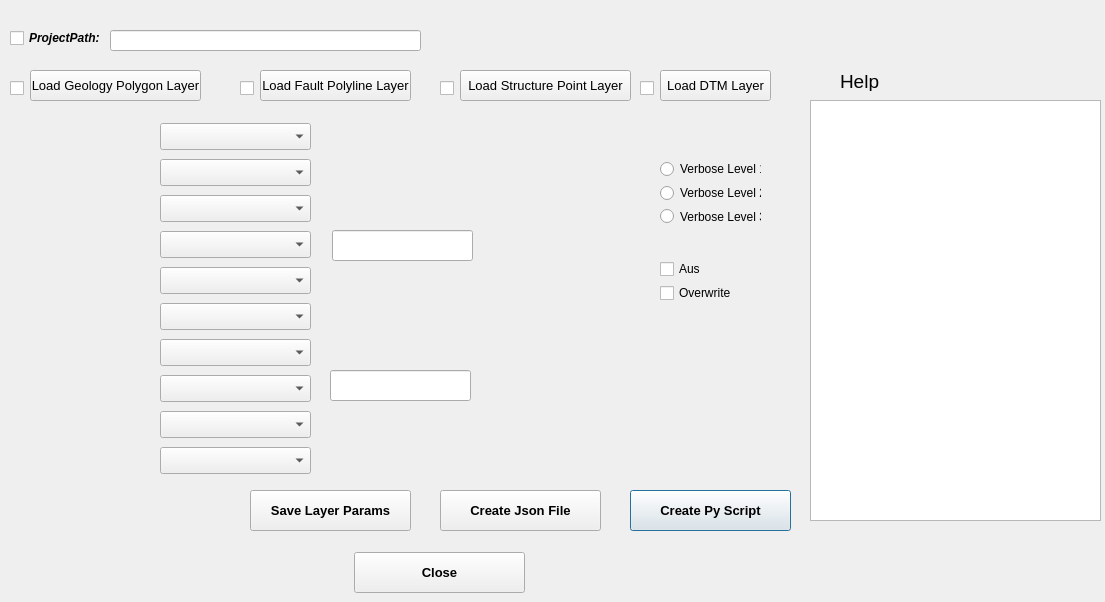
This is loop_plugin_dialog_base.ui in ShebMichel/qgis-loopplugin as Qt 5 draws it before an edit. The edited form follows.
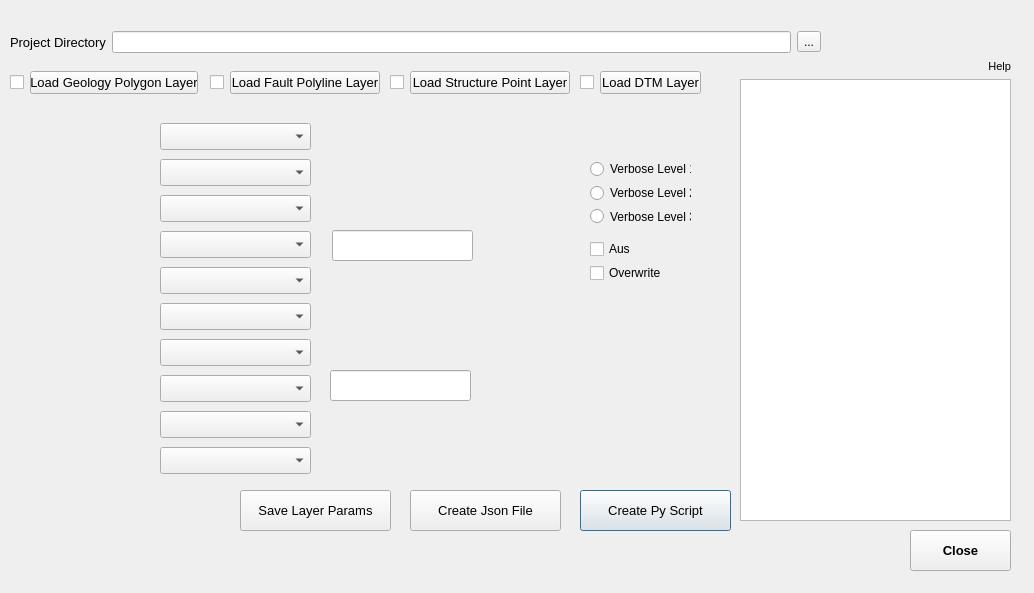
This is the edited form.

```diff
--- a/loop_plugin_dialog_base.ui
+++ b/loop_plugin_dialog_base.ui
@@ -6,104 +6,47 @@
    <rect>
     <x>0</x>
     <y>0</y>
-    <width>1105</width>
-    <height>602</height>
+    <width>1034</width>
+    <height>593</height>
    </rect>
   </property>
   <property name="windowTitle">
    <string>Loop processor</string>
   </property>
-  <widget class="QLineEdit" name="SearchFolder">
-   <property name="geometry">
-    <rect>
-     <x>110</x>
-     <y>30</y>
-     <width>311</width>
-     <height>21</height>
-    </rect>
-   </property>
-   <property name="frame">
-    <bool>true</bool>
-   </property>
-   <property name="placeholderText">
-    <string/>
-   </property>
-  </widget>
   <widget class="QPushButton" name="CreatePyButton">
    <property name="geometry">
     <rect>
-     <x>630</x>
+     <x>580</x>
      <y>490</y>
-     <width>161</width>
+     <width>151</width>
      <height>41</height>
     </rect>
    </property>
    <property name="font">
     <font>
      <pointsize>10</pointsize>
-     <weight>75</weight>
-     <bold>true</bold>
+     <weight>50</weight>
+     <bold>false</bold>
     </font>
    </property>
    <property name="text">
     <string>Create Py Script</string>
    </property>
   </widget>
-  <widget class="QCheckBox" name="Folder_checkBox">
-   <property name="geometry">
-    <rect>
-     <x>10</x>
-     <y>30</y>
-     <width>111</width>
-     <height>16</height>
-    </rect>
-   </property>
-   <property name="font">
-    <font>
-     <pointsize>9</pointsize>
-     <weight>75</weight>
-     <italic>true</italic>
-     <bold>true</bold>
-    </font>
-   </property>
-   <property name="text">
-    <string>ProjectPath:</string>
-   </property>
-  </widget>
-  <widget class="QPushButton" name="GeolButton">
-   <property name="geometry">
-    <rect>
-     <x>30</x>
-     <y>70</y>
-     <width>171</width>
-     <height>31</height>
-    </rect>
-   </property>
-   <property name="font">
-    <font>
-     <pointsize>10</pointsize>
-     <weight>50</weight>
-     <bold>false</bold>
-    </font>
-   </property>
-   <property name="text">
-    <string>Load Geology Polygon Layer</string>
-   </property>
-  </widget>
   <widget class="QPushButton" name="Save_pushButton">
    <property name="geometry">
     <rect>
-     <x>250</x>
+     <x>240</x>
      <y>490</y>
-     <width>161</width>
+     <width>151</width>
      <height>41</height>
     </rect>
    </property>
    <property name="font">
     <font>
      <pointsize>10</pointsize>
-     <weight>75</weight>
-     <bold>true</bold>
+     <weight>50</weight>
+     <bold>false</bold>
     </font>
    </property>
    <property name="text">
@@ -113,63 +56,23 @@
   <widget class="QPushButton" name="Json_pushButton">
    <property name="geometry">
     <rect>
-     <x>440</x>
+     <x>410</x>
      <y>490</y>
-     <width>161</width>
+     <width>151</width>
      <height>41</height>
     </rect>
    </property>
    <property name="font">
     <font>
      <pointsize>10</pointsize>
-     <weight>75</weight>
-     <bold>true</bold>
+     <weight>50</weight>
+     <bold>false</bold>
     </font>
    </property>
    <property name="text">
     <string>Create Json File</string>
    </property>
   </widget>
-  <widget class="QPushButton" name="FaultButton">
-   <property name="geometry">
-    <rect>
-     <x>260</x>
-     <y>70</y>
-     <width>151</width>
-     <height>31</height>
-    </rect>
-   </property>
-   <property name="font">
-    <font>
-     <pointsize>10</pointsize>
-     <weight>50</weight>
-     <bold>false</bold>
-    </font>
-   </property>
-   <property name="text">
-    <string>Load Fault Polyline Layer</string>
-   </property>
-  </widget>
-  <widget class="QPushButton" name="StructButton">
-   <property name="geometry">
-    <rect>
-     <x>460</x>
-     <y>70</y>
-     <width>171</width>
-     <height>31</height>
-    </rect>
-   </property>
-   <property name="font">
-    <font>
-     <pointsize>10</pointsize>
-     <weight>50</weight>
-     <bold>false</bold>
-    </font>
-   </property>
-   <property name="text">
-    <string>Load Structure Point Layer</string>
-   </property>
-  </widget>
   <widget class="QLineEdit" name="Sill_LineEditor">
    <property name="geometry">
     <rect>
@@ -219,9 +122,9 @@
   <widget class="QPushButton" name="btnPush">
    <property name="geometry">
     <rect>
-     <x>354</x>
-     <y>552</y>
-     <width>171</width>
+     <x>910</x>
+     <y>530</y>
+     <width>101</width>
      <height>41</height>
     </rect>
    </property>
@@ -236,39 +139,6 @@
     <string>Close</string>
    </property>
   </widget>
-  <widget class="QPushButton" name="DTMButton">
-   <property name="geometry">
-    <rect>
-     <x>660</x>
-     <y>70</y>
-     <width>111</width>
-     <height>31</height>
-    </rect>
-   </property>
-   <property name="font">
-    <font>
-     <pointsize>10</pointsize>
-     <weight>50</weight>
-     <bold>false</bold>
-    </font>
-   </property>
-   <property name="text">
-    <string>Load DTM Layer</string>
-   </property>
-  </widget>
-  <widget class="QLabel" name="Help_Label">
-   <property name="geometry">
-    <rect>
-     <x>840</x>
-     <y>70</y>
-     <width>150</width>
-     <height>21</height>
-    </rect>
-   </property>
-   <property name="text">
-    <string>&lt;html&gt;&lt;head/&gt;&lt;body&gt;&lt;p&gt;&lt;span style=&quot; font-size:14pt;&quot;&gt;Help&lt;/span&gt;&lt;/p&gt;&lt;/body&gt;&lt;/html&gt;</string>
-   </property>
-  </widget>
   <widget class="QWidget" name="layoutWidget">
    <property name="geometry">
     <rect>
@@ -394,68 +264,6 @@
     </item>
    </layout>
   </widget>
-  <widget class="QCheckBox" name="Geology_checkBox">
-   <property name="geometry">
-    <rect>
-     <x>10</x>
-     <y>80</y>
-     <width>31</width>
-     <height>17</height>
-    </rect>
-   </property>
-   <property name="text">
-    <string/>
-   </property>
-  </widget>
-  <widget class="QCheckBox" name="Fault_checkBox">
-   <property name="geometry">
-    <rect>
-     <x>240</x>
-     <y>80</y>
-     <width>31</width>
-     <height>17</height>
-    </rect>
-   </property>
-   <property name="text">
-    <string/>
-   </property>
-  </widget>
-  <widget class="QCheckBox" name="Structure_checkBox">
-   <property name="geometry">
-    <rect>
-     <x>440</x>
-     <y>80</y>
-     <width>31</width>
-     <height>17</height>
-    </rect>
-   </property>
-   <property name="text">
-    <string/>
-   </property>
-  </widget>
-  <widget class="QCheckBox" name="DTM_checkBox">
-   <property name="geometry">
-    <rect>
-     <x>640</x>
-     <y>80</y>
-     <width>31</width>
-     <height>17</height>
-    </rect>
-   </property>
-   <property name="text">
-    <string/>
-   </property>
-  </widget>
-  <widget class="QTextEdit" name="Help_TextEdit">
-   <property name="geometry">
-    <rect>
-     <x>810</x>
-     <y>100</y>
-     <width>291</width>
-     <height>421</height>
-    </rect>
-   </property>
-  </widget>
   <widget class="QLabel" name="moving_Label_1">
    <property name="geometry">
     <rect>
@@ -586,10 +394,10 @@
     <string/>
    </property>
   </widget>
-  <widget class="QWidget" name="">
+  <widget class="QWidget" name="layoutWidget">
    <property name="geometry">
     <rect>
-     <x>660</x>
+     <x>590</x>
      <y>160</y>
      <width>101</width>
      <height>65</height>
@@ -619,11 +427,11 @@
     </item>
    </layout>
   </widget>
-  <widget class="QWidget" name="">
+  <widget class="QWidget" name="layoutWidget">
    <property name="geometry">
     <rect>
-     <x>660</x>
-     <y>260</y>
+     <x>590</x>
+     <y>240</y>
      <width>73</width>
      <height>42</height>
     </rect>
@@ -645,6 +453,210 @@
     </item>
    </layout>
   </widget>
+  <widget class="QWidget" name="layoutWidget">
+   <property name="geometry">
+    <rect>
+     <x>740</x>
+     <y>60</y>
+     <width>271</width>
+     <height>461</height>
+    </rect>
+   </property>
+   <layout class="QVBoxLayout" name="verticalLayout_4">
+    <item>
+     <widget class="QLabel" name="Help_Label">
+      <property name="font">
+       <font>
+        <pointsize>10</pointsize>
+       </font>
+      </property>
+      <property name="text">
+       <string>&lt;html&gt;&lt;head/&gt;&lt;body&gt;&lt;p align=&quot;right&quot;&gt;&lt;span style=&quot; font-size:8pt;&quot;&gt;Help&lt;/span&gt;&lt;/p&gt;&lt;/body&gt;&lt;/html&gt;</string>
+      </property>
+     </widget>
+    </item>
+    <item>
+     <widget class="QTextEdit" name="Help_TextEdit"/>
+    </item>
+   </layout>
+  </widget>
+  <widget class="QWidget" name="layoutWidget">
+   <property name="geometry">
+    <rect>
+     <x>10</x>
+     <y>30</y>
+     <width>811</width>
+     <height>24</height>
+    </rect>
+   </property>
+   <layout class="QHBoxLayout" name="horizontalLayout_2">
+    <item>
+     <widget class="QLabel" name="Project_Label">
+      <property name="font">
+       <font>
+        <pointsize>10</pointsize>
+       </font>
+      </property>
+      <property name="text">
+       <string>Project Directory</string>
+      </property>
+     </widget>
+    </item>
+    <item>
+     <layout class="QHBoxLayout" name="horizontalLayout">
+      <item>
+       <widget class="QLineEdit" name="SearchFolder">
+        <property name="frame">
+         <bool>true</bool>
+        </property>
+        <property name="placeholderText">
+         <string/>
+        </property>
+       </widget>
+      </item>
+      <item>
+       <widget class="QToolButton" name="FolderSearch_Button">
+        <property name="text">
+         <string>...</string>
+        </property>
+       </widget>
+      </item>
+     </layout>
+    </item>
+   </layout>
+  </widget>
+  <widget class="QWidget" name="">
+   <property name="geometry">
+    <rect>
+     <x>210</x>
+     <y>70</y>
+     <width>170</width>
+     <height>26</height>
+    </rect>
+   </property>
+   <layout class="QHBoxLayout" name="horizontalLayout_3">
+    <item>
+     <widget class="QCheckBox" name="Fault_checkBox">
+      <property name="text">
+       <string/>
+      </property>
+     </widget>
+    </item>
+    <item>
+     <widget class="QPushButton" name="FaultButton">
+      <property name="font">
+       <font>
+        <pointsize>10</pointsize>
+        <weight>50</weight>
+        <bold>false</bold>
+       </font>
+      </property>
+      <property name="text">
+       <string>Load Fault Polyline Layer</string>
+      </property>
+     </widget>
+    </item>
+   </layout>
+  </widget>
+  <widget class="QWidget" name="">
+   <property name="geometry">
+    <rect>
+     <x>10</x>
+     <y>70</y>
+     <width>188</width>
+     <height>26</height>
+    </rect>
+   </property>
+   <layout class="QHBoxLayout" name="horizontalLayout_4">
+    <item>
+     <widget class="QCheckBox" name="Geology_checkBox">
+      <property name="text">
+       <string/>
+      </property>
+     </widget>
+    </item>
+    <item>
+     <widget class="QPushButton" name="GeolButton">
+      <property name="font">
+       <font>
+        <pointsize>10</pointsize>
+        <weight>50</weight>
+        <bold>false</bold>
+       </font>
+      </property>
+      <property name="text">
+       <string>Load Geology Polygon Layer</string>
+      </property>
+     </widget>
+    </item>
+   </layout>
+  </widget>
+  <widget class="QWidget" name="">
+   <property name="geometry">
+    <rect>
+     <x>390</x>
+     <y>70</y>
+     <width>180</width>
+     <height>26</height>
+    </rect>
+   </property>
+   <layout class="QHBoxLayout" name="horizontalLayout_5">
+    <item>
+     <widget class="QCheckBox" name="Structure_checkBox">
+      <property name="text">
+       <string/>
+      </property>
+     </widget>
+    </item>
+    <item>
+     <widget class="QPushButton" name="StructButton">
+      <property name="font">
+       <font>
+        <pointsize>10</pointsize>
+        <weight>50</weight>
+        <bold>false</bold>
+       </font>
+      </property>
+      <property name="text">
+       <string>Load Structure Point Layer</string>
+      </property>
+     </widget>
+    </item>
+   </layout>
+  </widget>
+  <widget class="QWidget" name="">
+   <property name="geometry">
+    <rect>
+     <x>580</x>
+     <y>70</y>
+     <width>121</width>
+     <height>26</height>
+    </rect>
+   </property>
+   <layout class="QHBoxLayout" name="horizontalLayout_6">
+    <item>
+     <widget class="QCheckBox" name="DTM_checkBox">
+      <property name="text">
+       <string/>
+      </property>
+     </widget>
+    </item>
+    <item>
+     <widget class="QPushButton" name="DTMButton">
+      <property name="font">
+       <font>
+        <pointsize>10</pointsize>
+        <weight>50</weight>
+        <bold>false</bold>
+       </font>
+      </property>
+      <property name="text">
+       <string>Load DTM Layer</string>
+      </property>
+     </widget>
+    </item>
+   </layout>
+  </widget>
  </widget>
  <resources/>
  <connections>
```
